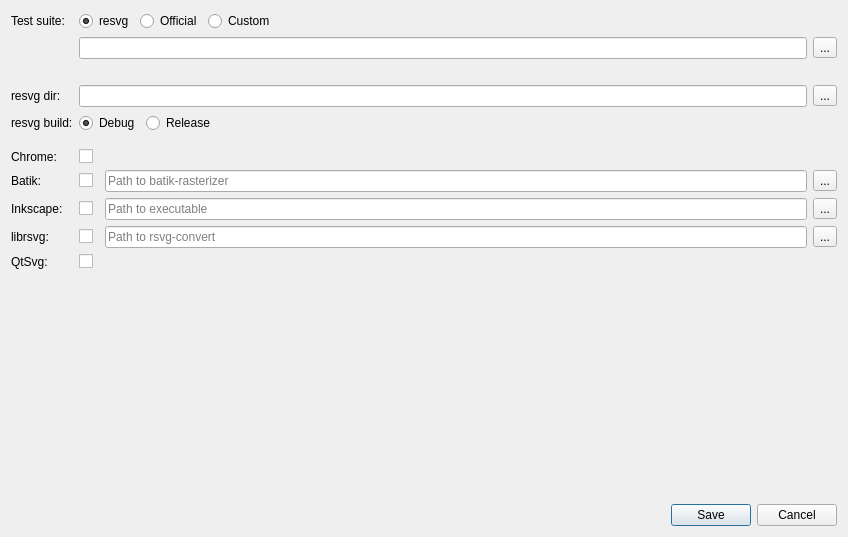
Old version of the form tools/vdiff/src/settingsdialog.ui in the repository RazrFalcon/resvg-test-suite.
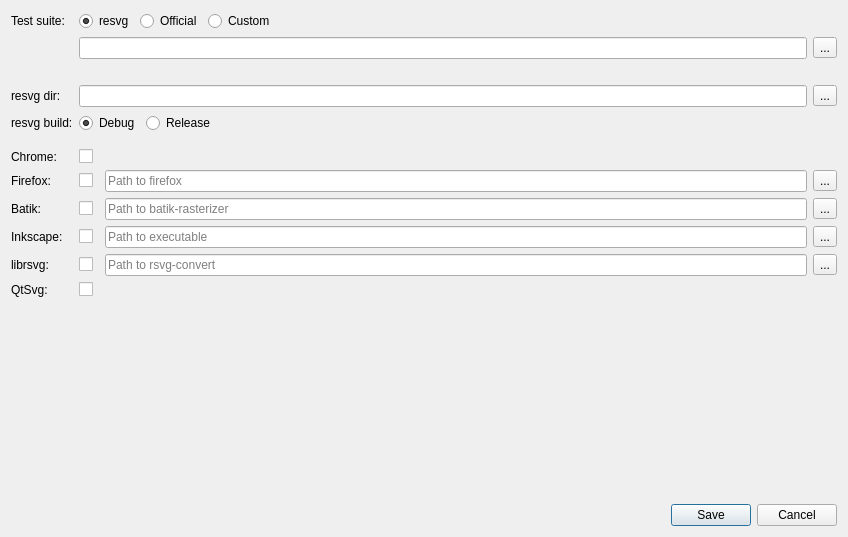
New version of the form.

Commit message:
Test agains Firefox too.
Closes #2

```diff
--- a/tools/vdiff/src/settingsdialog.ui
+++ b/tools/vdiff/src/settingsdialog.ui
@@ -16,7 +16,7 @@
   <layout class="QVBoxLayout" name="verticalLayout">
    <item>
     <layout class="QGridLayout" name="gridLayout">
-     <item row="10" column="1">
+     <item row="11" column="1">
       <widget class="QCheckBox" name="chBoxUseLibrsvg">
        <property name="sizePolicy">
         <sizepolicy hsizetype="Fixed" vsizetype="Fixed">
@@ -26,14 +26,14 @@
        </property>
       </widget>
      </item>
-     <item row="9" column="2">
+     <item row="10" column="2">
       <widget class="QLineEdit" name="lineEditInkscape">
        <property name="placeholderText">
         <string>Path to executable</string>
        </property>
       </widget>
      </item>
-     <item row="9" column="1">
+     <item row="10" column="1">
       <widget class="QCheckBox" name="chBoxUseInkscape">
        <property name="sizePolicy">
         <sizepolicy hsizetype="Fixed" vsizetype="Fixed">
@@ -50,7 +50,7 @@
        </property>
       </widget>
      </item>
-     <item row="11" column="1">
+     <item row="12" column="1">
       <widget class="QCheckBox" name="chBoxUseQtSvg">
        <property name="sizePolicy">
         <sizepolicy hsizetype="Fixed" vsizetype="Fixed">
@@ -67,7 +67,7 @@
        </property>
       </widget>
      </item>
-     <item row="10" column="2">
+     <item row="11" column="2">
       <widget class="QLineEdit" name="lineEditRsvg">
        <property name="placeholderText">
         <string>Path to rsvg-convert</string>
@@ -81,35 +81,35 @@
        </property>
       </widget>
      </item>
-     <item row="9" column="3">
+     <item row="10" column="3">
       <widget class="QToolButton" name="btnSelectInkscape">
        <property name="text">
         <string>...</string>
        </property>
       </widget>
      </item>
-     <item row="10" column="0">
+     <item row="11" column="0">
       <widget class="QLabel" name="label_4">
        <property name="text">
         <string>librsvg:</string>
        </property>
       </widget>
      </item>
-     <item row="11" column="0">
+     <item row="12" column="0">
       <widget class="QLabel" name="label_8">
        <property name="text">
         <string>QtSvg:</string>
        </property>
       </widget>
      </item>
-     <item row="8" column="0">
+     <item row="9" column="0">
       <widget class="QLabel" name="label_9">
        <property name="text">
         <string>Batik:</string>
        </property>
       </widget>
      </item>
-     <item row="8" column="1">
+     <item row="9" column="1">
       <widget class="QCheckBox" name="chBoxUseBatik">
        <property name="sizePolicy">
         <sizepolicy hsizetype="Fixed" vsizetype="Fixed">
@@ -119,14 +119,14 @@
        </property>
       </widget>
      </item>
-     <item row="8" column="2">
+     <item row="9" column="2">
       <widget class="QLineEdit" name="lineEditBatik">
        <property name="placeholderText">
         <string>Path to batik-rasterizer</string>
        </property>
       </widget>
      </item>
-     <item row="8" column="3">
+     <item row="9" column="3">
       <widget class="QToolButton" name="btnSelectBatik">
        <property name="text">
         <string>...</string>
@@ -219,14 +219,14 @@
        </property>
       </spacer>
      </item>
-     <item row="9" column="0">
+     <item row="10" column="0">
       <widget class="QLabel" name="label_3">
        <property name="text">
         <string>Inkscape:</string>
        </property>
       </widget>
      </item>
-     <item row="10" column="3">
+     <item row="11" column="3">
       <widget class="QToolButton" name="btnSelectRsvg">
        <property name="text">
         <string>...</string>
@@ -318,6 +318,37 @@
        </property>
       </widget>
      </item>
+     <item row="8" column="0">
+      <widget class="QLabel" name="label_11">
+       <property name="text">
+        <string>Firefox:</string>
+       </property>
+      </widget>
+     </item>
+     <item row="8" column="1">
+      <widget class="QCheckBox" name="chBoxUseFirefox">
+       <property name="sizePolicy">
+        <sizepolicy hsizetype="Fixed" vsizetype="Fixed">
+         <horstretch>0</horstretch>
+         <verstretch>0</verstretch>
+        </sizepolicy>
+       </property>
+      </widget>
+     </item>
+     <item row="8" column="2">
+      <widget class="QLineEdit" name="lineEditFirefox">
+       <property name="placeholderText">
+        <string>Path to firefox</string>
+       </property>
+      </widget>
+     </item>
+     <item row="8" column="3">
+      <widget class="QToolButton" name="btnSelectFirefox">
+       <property name="text">
+        <string>...</string>
+       </property>
+      </widget>
+     </item>
     </layout>
    </item>
    <item>
```
The commit also changes 15 other files.
